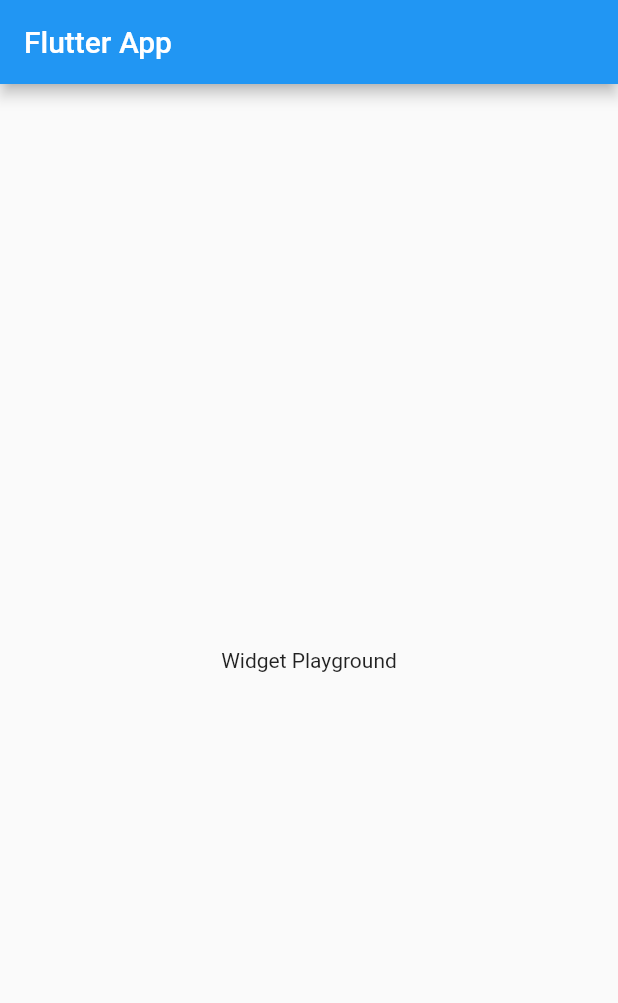
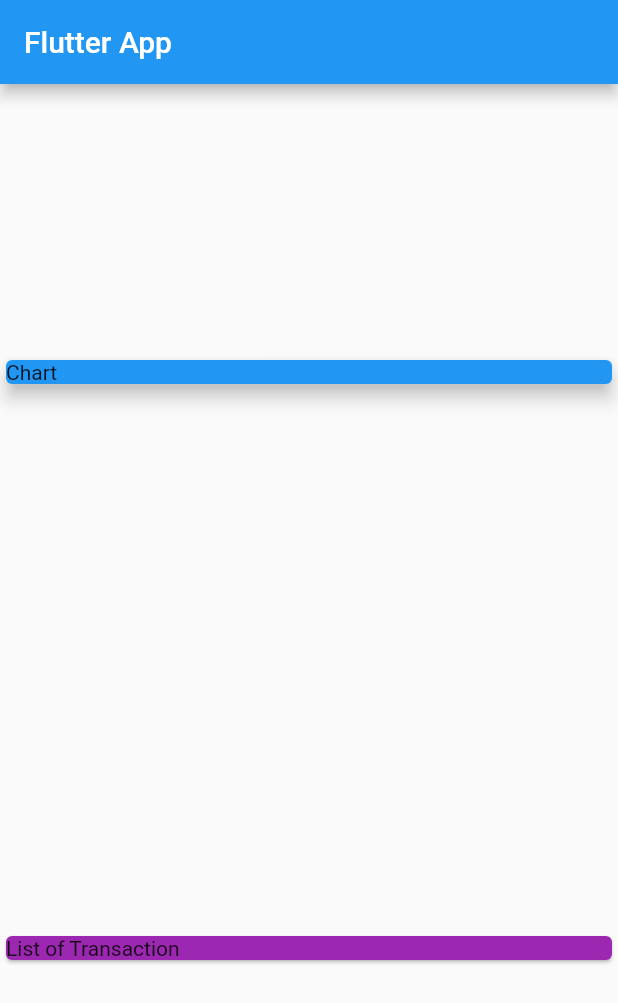
Before and after one commit to Ejcobero/My-expense, a Flutter app: the screen it shows after launch, on a phone screen of 412 x 824 dp. Shown: the top 1003 px of the screen. Run offline on Flutter 3.47's test engine with Material 2 defaults, Android fonts, the phone set to English and light mode, and no system bars.

Commit message:
added a class for list of transaction

```diff
--- a/lib/main.dart
+++ b/lib/main.dart
@@ -1,4 +1,6 @@
 import 'package:flutter/material.dart';
+
+import './transaction.dart';
 
 void main() {
   runApp(MyApp());
@@ -15,14 +17,44 @@ class MyApp extends StatelessWidget {
 }
 
 class MyHomePage extends StatelessWidget {
+  final List<Transaction> transactions = [
+    Transaction(
+      id: 't1',
+      title: 'new shoes',
+      amount: 5000.99,
+      date: DateTime.now(),
+    ),
+    Transaction(
+      id: 't2',
+      title: 'new bag',
+      amount: 500.99,
+      date: DateTime.now(),
+    ),
+  ];
+
   @override
   Widget build(BuildContext context) {
     return Scaffold(
       appBar: AppBar(
         title: Text('Flutter App'),
       ),
-      body: Center(
-        child: Text('Widget Playground'),
+      body: Column(
+        mainAxisAlignment: MainAxisAlignment.spaceAround,
+        crossAxisAlignment: CrossAxisAlignment.stretch,
+        children: <Widget>[
+          Container(
+            width: double.infinity,
+            child: Card(
+              child: Text('Chart'),
+              elevation: 5,
+              color: Colors.blue,
+            ),
+          ),
+          Card(
+            child: Text('List of Transaction'),
+            color: Colors.purple,
+          ),
+        ],
       ),
     );
   }
--- /dev/null
+++ b/lib/transaction.dart
@@ -0,0 +1,13 @@
+import 'package:flutter/foundation.dart';
+class Transaction {
+  final String id;
+  final String title;
+  final double amount;
+  final DateTime date;
+
+  Transaction({
+    @required this.id,
+    @required this.title,
+    @required this.amount,
+    @required this.date});
+}
```
